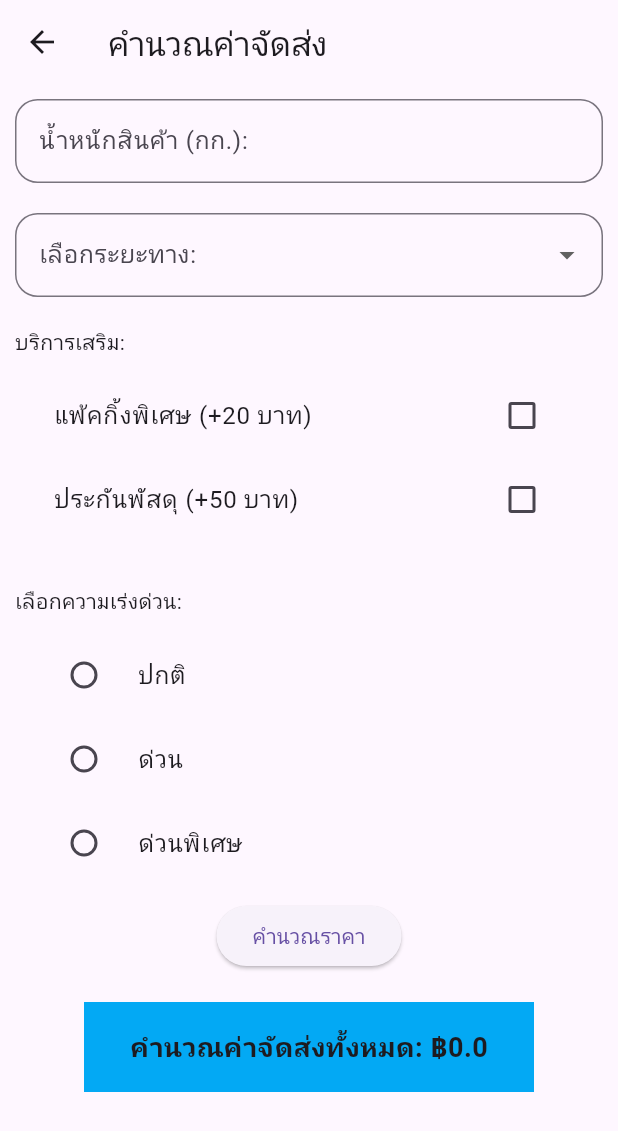
After one commit to O-Pasut/final_exam_650710089, a Flutter app: the Answer2 screen opened directly, on a phone screen of 412 x 824 dp. The commit adds this screen. Shown: the top 1131 px of the screen. Run offline on Flutter 3.47's test engine with Material 3 defaults, Android fonts, the phone set to English and light mode, and no system bars; network calls fail.

Commit message:
final_exam650710089

```diff
--- /dev/null
+++ b/lib/answer2.dart
@@ -0,0 +1,206 @@
+import 'package:flutter/material.dart';
+
+class Answer2 extends StatefulWidget {
+  const Answer2({super.key});
+
+  @override
+  State<Answer2> createState() => _Answer2State();
+}
+
+class _Answer2State extends State<Answer2> {
+  final _formKey = GlobalKey<FormState>();
+
+  double _distance = 0.0;
+
+  String? _location;
+  final _itemList = <String>["ในเมือง", "ต่างจังหวัด", "ต่างประเทศ"];
+  final _priceList = <int>[10, 15, 50];
+
+  bool _isCheckedPacking = false;
+  bool _isCheckedEnsure = false;
+  String _transport = '';
+  double _price = 0.0;
+
+  double calculatePrice() {
+    // Base price
+    double price = _distance * _priceList[_itemList.indexOf(_location!)];
+
+    // Addition
+    price += (_isCheckedPacking ? 20 : 0) + (_isCheckedEnsure ? 50 : 0);
+
+    // Transport
+    if (_transport == 'ปกติ') {
+      price += 0;
+    } else if (_transport == 'ด่วน') {
+      price += 30;
+    } else {
+      price += 50;
+    }
+
+    return price;
+  }
+
+  Widget getRadioTile(String text, String value) {
+    return RadioListTile(
+      title: Text(text),
+      value: value,
+      groupValue: _transport,
+      onChanged: (value) {
+        setState(() {
+          _transport = value.toString();
+        });
+      },
+    );
+  }
+
+  @override
+  Widget build(BuildContext context) {
+    return Scaffold(
+      appBar: AppBar(title: const Text("คำนวณค่าจัดส่ง")),
+      body: Form(
+        key: _formKey,
+        child: Container(
+          margin: EdgeInsets.all(10),
+          child: Column(
+            crossAxisAlignment: CrossAxisAlignment.start,
+            children: [
+              TextFormField(
+                decoration: InputDecoration(
+                  label: Text("น้ำหนักสินค้า (กก.):"),
+                  border: OutlineInputBorder(
+                    borderRadius: BorderRadius.all(Radius.circular(15)),
+                  ),
+                  focusedBorder: OutlineInputBorder(
+                    borderSide: BorderSide(width: 2),
+                    borderRadius: BorderRadius.all(Radius.circular(15)),
+                  ),
+                ),
+                autovalidateMode: AutovalidateMode.onUnfocus,
+                onChanged: (value) {
+                  if (value.isNotEmpty) {
+                    _distance = double.parse(value);
+                  }
+                },
+                validator: (value) {
+                  if (value == null || value.isEmpty) {
+                    return "โปรกกรอกข้อมูล";
+                  }
+                  return null;
+                },
+              ),
+              SizedBox(height: 20),
+              DropdownButtonFormField<String>(
+                decoration: const InputDecoration(
+                  label: Text("เลือกระยะทาง:"),
+                  border: OutlineInputBorder(
+                    borderRadius: BorderRadius.all(Radius.circular(15)),
+                  ),
+                  focusedBorder: OutlineInputBorder(
+                    borderSide: BorderSide(width: 2),
+                    borderRadius: BorderRadius.all(Radius.circular(15)),
+                  ),
+                ),
+                value: _location,
+                items:
+                    _itemList
+                        .map(
+                          (item) =>
+                              DropdownMenuItem(value: item, child: Text(item)),
+                        )
+                        .toList(),
+                onChanged: (value) {
+                  setState(() {
+                    _location = value;
+                  });
+                },
+                validator:
+                    (value) => value == null ? 'Please select an optiom' : null,
+              ),
+              SizedBox(height: 20),
+              const Text("บริการเสริม:"),
+              Container(
+                padding: EdgeInsets.all(10),
+                child: Column(
+                  children: [
+                    CheckboxListTile(
+                      title: const Text('แพ้คกิ้งพิเศษ (+20 บาท)'),
+                      value: _isCheckedPacking,
+                      onChanged: (value) {
+                        setState(() {
+                          _isCheckedPacking = value!;
+                        });
+                      },
+                    ),
+                    CheckboxListTile(
+                      title: const Text('ประกันพัสดุ (+50 บาท)'),
+                      value: _isCheckedEnsure,
+                      onChanged: (value) {
+                        setState(() {
+                          _isCheckedEnsure = value!;
+                        });
+                      },
+                    ),
+                  ],
+                ),
+              ),
+              SizedBox(height: 20),
+              const Text("เลือกความเร่งด่วน:"),
+              Container(
+                padding: EdgeInsets.all(10),
+                child: Column(
+                  children: [
+                    getRadioTile('ปกติ', 'ปกติ'),
+                    getRadioTile('ด่วน', 'ด่วน'),
+                    getRadioTile('ด่วนพิเศษ', 'ด่วนพิเศษ'),
+                  ],
+                ),
+              ),
+              Row(
+                mainAxisAlignment: MainAxisAlignment.center,
+                children: [
+                  ElevatedButton(
+                    onPressed: () {
+                      if (_formKey.currentState!.validate()) {
+                        setState(() {
+                          _price = calculatePrice();
+                        });
+                      }
+                    },
+                    child: const Text("คำนวณราคา"),
+                  ),
+                ],
+              ),
+              SizedBox(height: 20),
+              Row(
+                mainAxisAlignment: MainAxisAlignment.center,
+                children: [
+                  Container(
+                    padding: EdgeInsets.all(10),
+                    width: 300,
+                    height: 60,
+                    color: Colors.lightBlue,
+                    child: Center(
+                      child: Column(
+                        mainAxisAlignment: MainAxisAlignment.center,
+                        crossAxisAlignment: CrossAxisAlignment.start,
+                        children: [
+                          Text(
+                            "คำนวณค่าจัดส่งทั้งหมด: ฿$_price",
+                            style: TextStyle(
+                              fontWeight: FontWeight.bold,
+                              fontSize: 18,
+                            ),
+                          ),
+                        ],
+                      ),
+                    ),
+                  ),
+                ],
+              ),
+            ],
+          ),
+        ),
+      ),
+    );
+  }
+}
--- a/lib/main.dart
+++ b/lib/main.dart
@@ -1,5 +1,6 @@
 import 'package:flutter/material.dart';
-import 'package:final_exam_650710089/homepage.dart';
+import 'package:final_exam_650710089/answer1.dart';
+import 'package:final_exam_650710089/answer2.dart';
 
 void main() {
   runApp(const MyApp());
@@ -10,6 +11,6 @@ class MyApp extends StatelessWidget {
 
   @override
   Widget build(BuildContext context) {
-    return MaterialApp(home: Homepage());
+    return MaterialApp(home: Answer1());
   }
 }
```
Also changed, not shown: lib/answer1.dart (added, +79 -0 lines).
